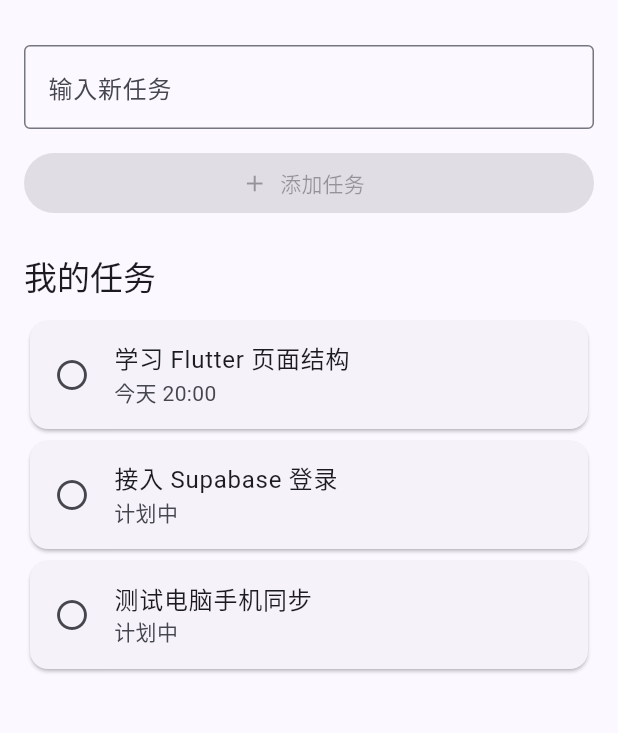
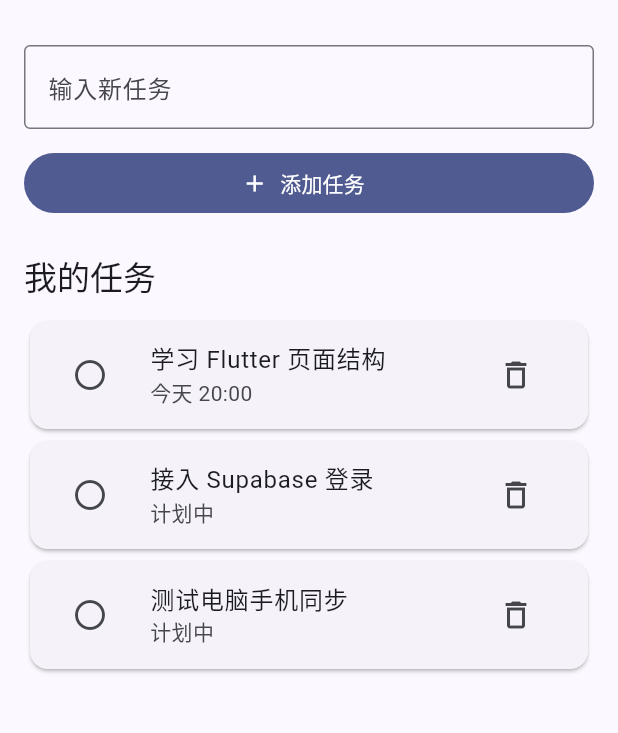
Before and after one commit to zzldbq/simple-todo, a Flutter app: the TaskHomePage screen opened by its route, on a phone screen of 412 x 824 dp, the part 63-796 px from its top. Run offline on Flutter 3.47's test engine with Material 3 defaults, Android fonts, the phone set to English and light mode, and no system bars.

Commit message:
Add local mobile task interactions

```diff
--- a/mobile_app/lib/main.dart
+++ b/mobile_app/lib/main.dart
@@ -139,17 +139,53 @@ class AuthScaffold extends StatelessWidget {
   }
 }
 
-class TaskHomePage extends StatelessWidget {
+class TaskHomePage extends StatefulWidget {
   const TaskHomePage({super.key});
 
   @override
+  State<TaskHomePage> createState() => _TaskHomePageState();
+}
+
+class _TaskHomePageState extends State<TaskHomePage> {
+  final TextEditingController _taskController = TextEditingController();
+  final List<TodoTask> _tasks = [
+    TodoTask('学习 Flutter 页面结构', '今天 20:00'),
+    TodoTask('接入 Supabase 登录', '计划中'),
+    TodoTask('测试电脑手机同步', '计划中'),
+  ];
+
+  @override
+  void dispose() {
+    _taskController.dispose();
+    super.dispose();
+  }
+
+  void _addTask() {
+    final title = _taskController.text.trim();
+    if (title.isEmpty) {
+      return;
+    }
+
+    setState(() {
+      _tasks.insert(0, TodoTask(title, '未设置时间'));
+      _taskController.clear();
+    });
+  }
+
+  void _toggleTask(int index) {
+    setState(() {
+      _tasks[index].isDone = !_tasks[index].isDone;
+    });
+  }
+
+  void _deleteTask(int index) {
+    setState(() {
+      _tasks.removeAt(index);
+    });
+  }
+
+  @override
   Widget build(BuildContext context) {
-    final tasks = [
-      const TaskItem('学习 Flutter 页面结构', '今天 20:00'),
-      const TaskItem('接入 Supabase 登录', '计划中'),
-      const TaskItem('测试电脑手机同步', '计划中'),
-    ];
-
     return Scaffold(
       appBar: AppBar(
         title: const Text('简单待办'),
@@ -164,15 +200,17 @@ class TaskHomePage extends StatelessWidget {
       body: ListView(
         padding: const EdgeInsets.all(16),
         children: [
-          const TextField(
-            decoration: InputDecoration(
+          TextField(
+            controller: _taskController,
+            decoration: const InputDecoration(
               labelText: '输入新任务',
               border: OutlineInputBorder(),
             ),
+            onSubmitted: (_) => _addTask(),
           ),
           const SizedBox(height: 12),
           FilledButton.icon(
-            onPressed: null,
+            onPressed: _addTask,
             icon: const Icon(Icons.add),
             label: const Text('添加任务'),
           ),
@@ -182,26 +220,66 @@ class TaskHomePage extends StatelessWidget {
             style: Theme.of(context).textTheme.titleLarge,
           ),
           const SizedBox(height: 12),
-          ...tasks,
+          if (_tasks.isEmpty)
+            const Padding(
+              padding: EdgeInsets.only(top: 32),
+              child: Center(child: Text('暂无任务')),
+            )
+          else
+            for (var index = 0; index < _tasks.length; index++)
+              TaskItem(
+                task: _tasks[index],
+                onToggle: () => _toggleTask(index),
+                onDelete: () => _deleteTask(index),
+              ),
         ],
       ),
     );
   }
 }
 
-class TaskItem extends StatelessWidget {
-  const TaskItem(this.title, this.time, {super.key});
+class TodoTask {
+  TodoTask(this.title, this.time, {this.isDone = false});
 
   final String title;
   final String time;
+  bool isDone;
+}
+
+class TaskItem extends StatelessWidget {
+  const TaskItem({
+    super.key,
+    required this.task,
+    required this.onToggle,
+    required this.onDelete,
+  });
+
+  final TodoTask task;
+  final VoidCallback onToggle;
+  final VoidCallback onDelete;
 
   @override
   Widget build(BuildContext context) {
     return Card(
       child: ListTile(
-        leading: const Icon(Icons.radio_button_unchecked),
-        title: Text(title),
-        subtitle: Text(time),
+        leading: IconButton(
+          onPressed: onToggle,
+          icon: Icon(
+            task.isDone ? Icons.check_circle : Icons.radio_button_unchecked,
+          ),
+        ),
+        title: Text(
+          task.title,
+          style: TextStyle(
+            decoration: task.isDone ? TextDecoration.lineThrough : null,
+          ),
+        ),
+        subtitle: Text(task.time),
+        trailing: IconButton(
+          onPressed: onDelete,
+          icon: const Icon(Icons.delete_outline),
+          tooltip: '删除',
+        ),
       ),
     );
   }
```
Also changed, not shown: 1 other file.
